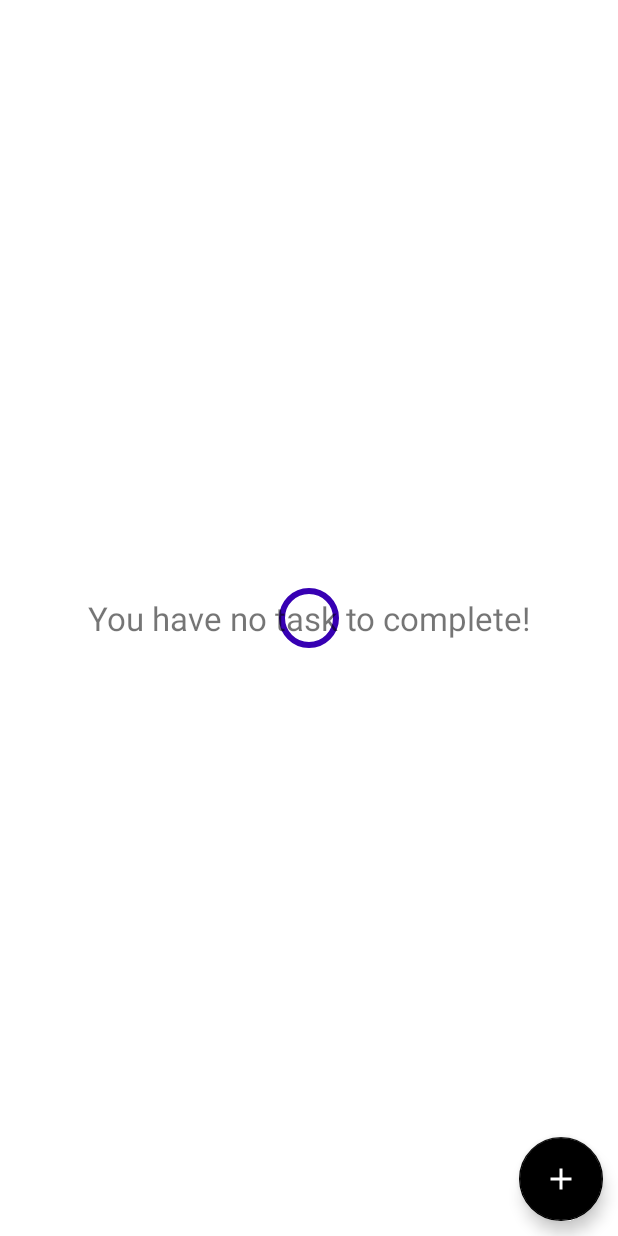
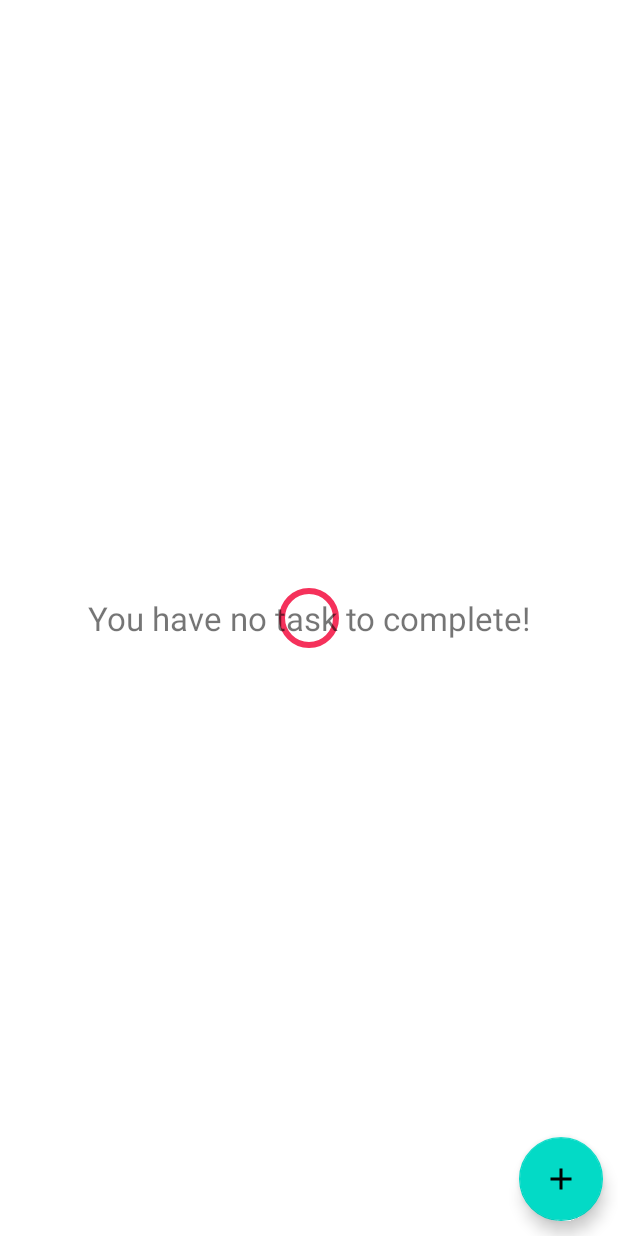
Before and after one commit to ham8821/android_tech_playground_project, an Android app built with Jetpack Compose: the layout fragment_task_list_dashboard.xml on its own in the app's theme, with its tools: preview values and no code run, on a phone screen of 412 x 824 dp. Run offline under Robolectric (Android 15) with nearby library versions, the phone set to English and light mode, and no system bars.

Commit message:
new colours added

```diff
--- a/app/src/main/res/drawable/ic_chevron.xml
+++ b/app/src/main/res/drawable/ic_chevron.xml
@@ -8,7 +8,7 @@
         android:strokeLineJoin="round"
         android:strokeWidth="2"
         android:fillColor="#00000000"
-        android:strokeColor="@color/black"
+        android:strokeColor="@color/black2"
         android:fillType="evenOdd"
         android:strokeLineCap="square"/>
 </vector>
--- a/app/src/main/res/layout/add_item_layout.xml
+++ b/app/src/main/res/layout/add_item_layout.xml
@@ -10,7 +10,7 @@
         android:layout_width="match_parent"
         android:layout_height="wrap_content"
         android:text="@string/add_task"
-        android:background="@color/primaryColor"
+        android:background="@color/white"
         android:textColor="@color/white"
         android:gravity="start"
         android:padding="@dimen/font_16"
@@ -55,7 +55,7 @@
     <Button
         android:layout_margin="10dp"
         android:id="@+id/add_button"
-        android:backgroundTint="@color/black"
+        android:backgroundTint="@color/black2"
         android:layout_width="wrap_content"
         android:layout_height="wrap_content"
         android:text="Add" />
--- a/app/src/main/res/layout/fragment_task.xml
+++ b/app/src/main/res/layout/fragment_task.xml
@@ -46,7 +46,7 @@
                     android:id="@+id/task_summary"
                     android:layout_width="wrap_content"
                     android:layout_height="wrap_content"
-                    android:textColor="@color/black"
+                    android:textColor="@color/black2"
                     android:textSize="20dp"
                     tools:background="#38FF0000"
                     tools:text="{NAME}" />
@@ -55,7 +55,7 @@
                     android:id="@+id/task_date"
                     android:layout_width="wrap_content"
                     android:layout_height="wrap_content"
-                    android:textColor="@color/black"
+                    android:textColor="@color/black2"
                     android:textSize="14dp"
                     tools:background="#38FF0000"
                     tools:text="{DATE}" />
--- a/app/src/main/res/layout/fragment_task_list_dashboard.xml
+++ b/app/src/main/res/layout/fragment_task_list_dashboard.xml
@@ -17,7 +17,7 @@
         android:layout_height="wrap_content"
         android:layout_gravity="center_horizontal"
         android:layout_marginTop="100dp"
-        app:trackColor="@color/purple_700"
+        app:trackColor="@color/orange_500"
         android:visibility="visible"/>
 
     <TextView
@@ -36,8 +36,11 @@
         android:id="@+id/add_transaction"
         android:layout_width="wrap_content"
         android:layout_height="wrap_content"
-        android:layout_margin="10dp"
-        android:src="@drawable/ic_add"
+        android:layout_alignParentEnd="true"
         android:layout_alignParentBottom="true"
-        android:layout_alignParentEnd="true"/>
+        android:layout_marginStart="10dp"
+        android:layout_marginTop="10dp"
+        android:layout_marginEnd="10dp"
+        android:layout_marginBottom="10dp"
+        android:src="@drawable/ic_add" />
 </RelativeLayout>
--- a/app/src/main/res/layout/list_item_task.xml
+++ b/app/src/main/res/layout/list_item_task.xml
@@ -22,7 +22,7 @@
             android:layout_alignParentStart="true"
             android:layout_marginEnd="16dp"
             android:layout_toStartOf="@+id/task_date"
-            android:textColor="@color/black"
+            android:textColor="@color/black2"
             android:textSize="20sp"
             android:textStyle="bold"
             tools:text="{NAME}" />
@@ -42,7 +42,7 @@
             android:layout_height="wrap_content"
             android:layout_alignBaseline="@id/transaction_summary"
             android:layout_alignParentEnd="true"
-            android:textColor="@color/black"
+            android:textColor="@color/black2"
             tools:text="{Date}" />
 
         <TextView
@@ -51,7 +51,7 @@
             android:layout_height="wrap_content"
             android:layout_alignBaseline="@id/task_description"
             android:layout_alignParentEnd="true"
-            android:textColor="@color/black"
+            android:textColor="@color/black2"
             tools:text="{id}" />
 
 
--- a/app/src/main/res/values-night/themes.xml
+++ b/app/src/main/res/values-night/themes.xml
@@ -1,14 +1,6 @@
 <resources xmlns:tools="http://schemas.android.com/tools">
-    <!-- Base application theme. -->
+    <!-- Base application theme. Nothing matters except for StatusBar. All the themes are configured through Compose. -->
     <style name="Theme.Transactions" parent="Theme.MaterialComponents.DayNight.DarkActionBar">
-        <!-- Primary brand color. -->
-        <item name="colorPrimary">@color/primaryColor</item>
-        <item name="colorPrimaryVariant">@color/primaryDarkColor</item>
-        <item name="colorOnPrimary">@color/primaryTextColor</item>
-        <!-- Secondary brand color. -->
-        <item name="colorSecondary">@color/black</item>
-        <item name="colorSecondaryVariant">@color/black</item>
-        <item name="colorOnSecondary">@color/white</item>
 
         <!-- Status bar color. -->
         <item name="android:statusBarColor" tools:targetApi="l">?attr/colorPrimaryVariant</item>
--- a/app/src/main/res/values/colors.xml
+++ /dev/null
@@ -1,14 +0,0 @@
-<?xml version="1.0" encoding="utf-8"?>
-<resources>
-    <color name="primaryColor">#673ab7</color>
-    <color name="primaryLightColor">#9a67ea</color>
-    <color name="primaryDarkColor">#320b86</color>
-    <color name="primaryTextColor">#ffffff</color>
-
-    <color name="purple_200">#FFBB86FC</color>
-    <color name="purple_500">#FF6200EE</color>
-    <color name="purple_700">#FF3700B3</color>
-    <color name="black">#FF000000</color>
-    <color name="white">#FFFFFFFF</color>
-    <color name="red">#d73525</color>
-</resources>
--- a/app/src/main/res/values/themes.xml
+++ b/app/src/main/res/values/themes.xml
@@ -1,17 +1,6 @@
 <resources xmlns:tools="http://schemas.android.com/tools">
-    <!-- Base application theme. -->
+    <!-- Base application theme. Nothing matters except for StatusBar. All the themes are configured through Compose. -->
     <style name="Theme.Transactions" parent="Theme.MaterialComponents.DayNight.DarkActionBar">
-        <!-- Primary brand color. -->
-
-        <item name="colorPrimary">@color/primaryColor</item>
-        <item name="colorPrimaryVariant">@color/primaryDarkColor</item>
-        <item name="colorOnPrimary">@color/primaryTextColor</item>
-        <!-- Secondary brand color. -->
-        <item name="colorSecondary">@color/black</item>
-        <item name="colorSecondaryVariant">@color/black</item>
-        <item name="colorOnSecondary">@color/white</item>
-        <!-- Status bar color. -->
         <item name="android:statusBarColor" tools:targetApi="l">?attr/colorPrimaryVariant</item>
-        <!-- Customize your theme here. -->
     </style>
 </resources>
--- a/navigation/src/main/res/values/colors.xml
+++ b/navigation/src/main/res/values/colors.xml
@@ -1,10 +1,5 @@
 <?xml version="1.0" encoding="utf-8"?>
 <resources>
-    <color name="purple_200">#FFBB86FC</color>
-    <color name="purple_500">#FF6200EE</color>
-    <color name="purple_700">#FF3700B3</color>
-    <color name="teal_200">#FF03DAC5</color>
-    <color name="teal_700">#FF018786</color>
     <color name="black">#FF000000</color>
     <color name="white">#FFFFFFFF</color>
 </resources>
```
Also changed, not shown: app/src/main/java/nz/co/test/transactions/ui/Color.kt (added, +26 -0 lines), app/src/main/java/nz/co/test/transactions/ui/Colors.kt (deleted, +0 -55 lines), app/src/main/java/nz/co/test/transactions/ui/Themes.kt (+39 -5 lines), app/src/main/res/drawable/ic_transaction.xml (+5 -5 lines), app/src/main/res/values/common_colors.xml (added, +21 -0 lines), navigation/src/main/res/values-night/themes.xml (+0 -8 lines), navigation/src/main/res/values/themes.xml (+0 -8 lines).
